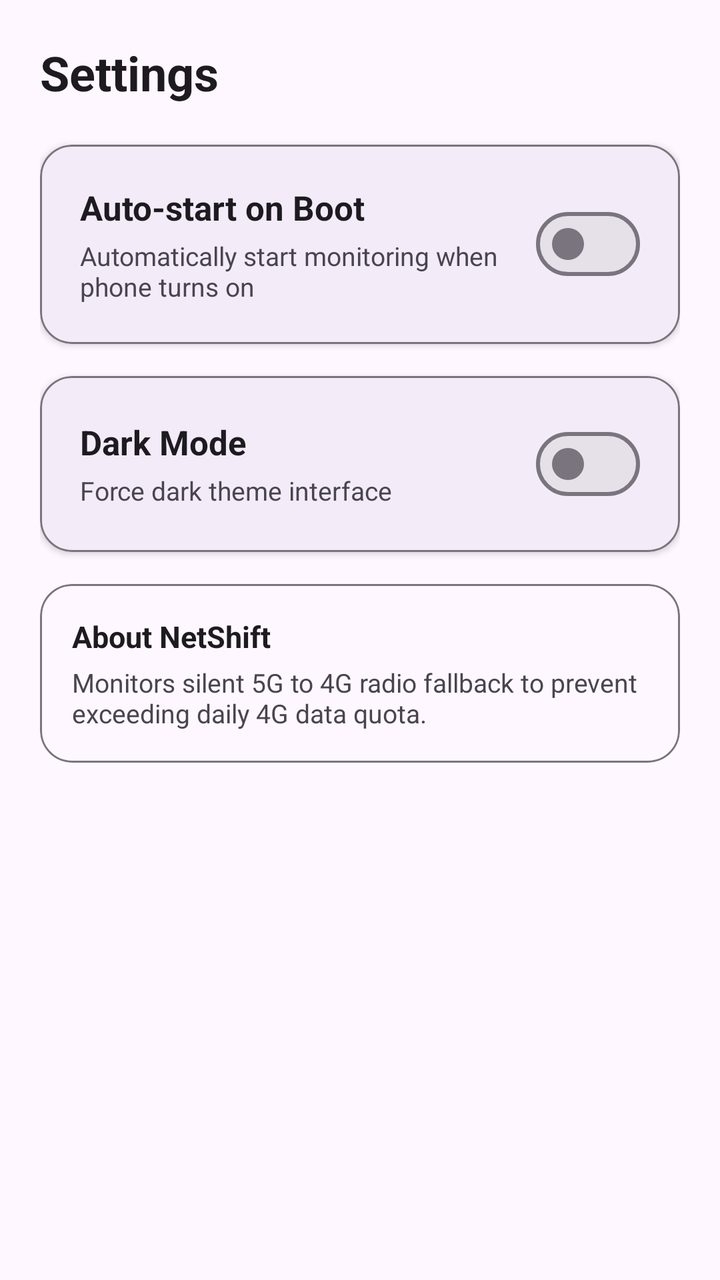
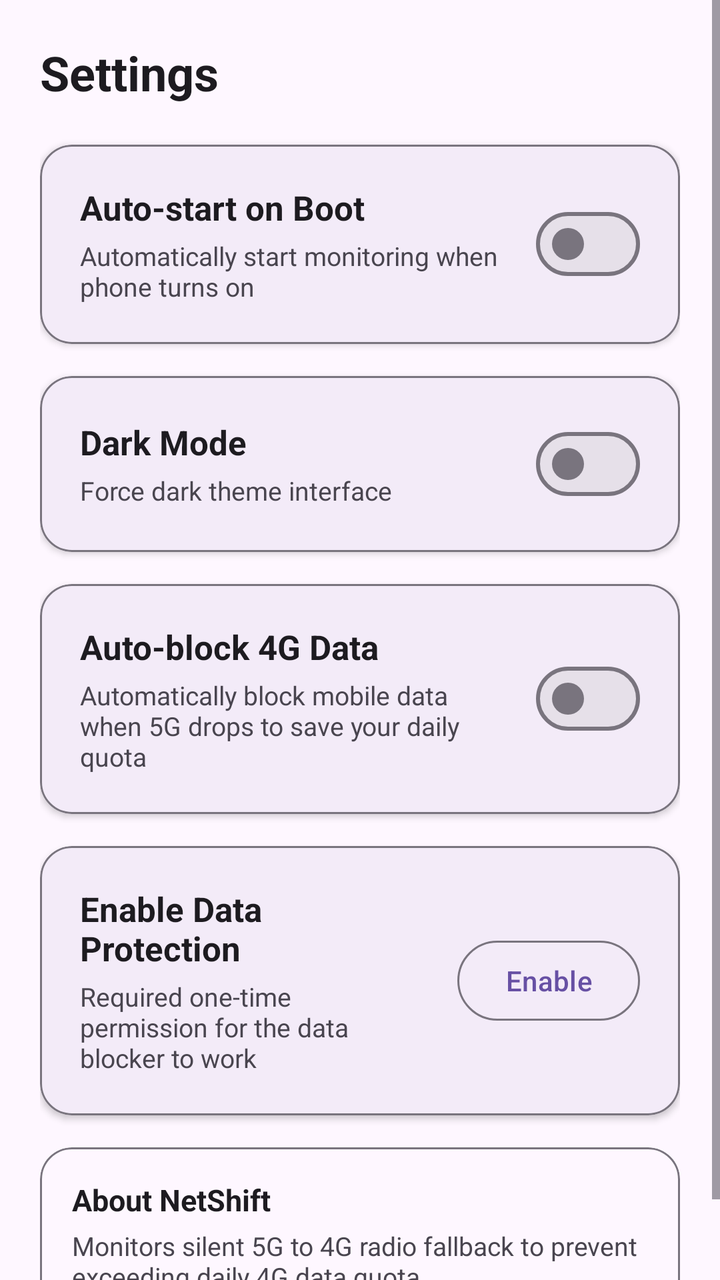

The first picture is an Android layout as it rendered before a commit; the second is the same layout after the commit. The layout source and the unified diff follow.
<!-- AndroidManifest.xml: application theme Theme.Netshift -->
<!-- res/layout/fragment_settings.xml -->
<?xml version="1.0" encoding="utf-8"?>
<ScrollView xmlns:android="http://schemas.android.com/apk/res/android"
    xmlns:app="http://schemas.android.com/apk/res-auto"
    android:layout_width="match_parent"
    android:layout_height="match_parent"
    android:fillViewport="true">

    <LinearLayout
        android:layout_width="match_parent"
        android:layout_height="wrap_content"
        android:orientation="vertical"
        android:padding="20dp">

        <TextView
            android:layout_width="wrap_content"
            android:layout_height="wrap_content"
            android:text="Settings"
            android:textSize="24sp"
            android:textStyle="bold"
            android:textColor="?android:attr/textColorPrimary"
            android:layout_marginBottom="20dp" />

        
        <com.google.android.material.card.MaterialCardView
            android:layout_width="match_parent"
            android:layout_height="wrap_content"
            android:layout_marginBottom="16dp"
            app:cardCornerRadius="16dp"
            app:cardElevation="2dp"
            app:strokeWidth="1dp"
            app:strokeColor="?attr/colorOutline">

            <LinearLayout
                android:layout_width="match_parent"
                android:layout_height="wrap_content"
                android:orientation="horizontal"
                android:gravity="center_vertical"
                android:padding="20dp">

                <LinearLayout
                    android:layout_width="0dp"
                    android:layout_height="wrap_content"
                    android:layout_weight="1"
                    android:orientation="vertical"
                    android:layout_marginEnd="16dp">

                    <TextView
                        android:layout_width="wrap_content"
                        android:layout_height="wrap_content"
                        android:text="Auto-start on Boot"
                        android:textSize="17sp"
                        android:textStyle="bold"
                        android:textColor="?android:attr/textColorPrimary" />

                    <TextView
                        android:layout_width="wrap_content"
                        android:layout_height="wrap_content"
                        android:layout_marginTop="4dp"
                        android:text="Automatically start monitoring when phone turns on"
                        android:textSize="13sp"
                        android:textColor="?android:attr/textColorSecondary" />

                </LinearLayout>

                <com.google.android.material.materialswitch.MaterialSwitch
                    android:id="@+id/switchAutoStart"
                    android:layout_width="wrap_content"
                    android:layout_height="wrap_content" />

            </LinearLayout>

        </com.google.android.material.card.MaterialCardView>

        
        <com.google.android.material.card.MaterialCardView
            android:layout_width="match_parent"
            android:layout_height="wrap_content"
            android:layout_marginBottom="16dp"
            app:cardCornerRadius="16dp"
            app:cardElevation="2dp"
            app:strokeWidth="1dp"
            app:strokeColor="?attr/colorOutline">

            <LinearLayout
                android:layout_width="match_parent"
                android:layout_height="wrap_content"
                android:orientation="horizontal"
                android:gravity="center_vertical"
                android:padding="20dp">

                <LinearLayout
                    android:layout_width="0dp"
                    android:layout_height="wrap_content"
                    android:layout_weight="1"
                    android:orientation="vertical"
                    android:layout_marginEnd="16dp">

                    <TextView
                        android:layout_width="wrap_content"
                        android:layout_height="wrap_content"
                        android:text="Dark Mode"
                        android:textSize="17sp"
                        android:textStyle="bold"
                        android:textColor="?android:attr/textColorPrimary" />

                    <TextView
                        android:layout_width="wrap_content"
                        android:layout_height="wrap_content"
                        android:layout_marginTop="4dp"
                        android:text="Force dark theme interface"
                        android:textSize="13sp"
                        android:textColor="?android:attr/textColorSecondary" />

                </LinearLayout>

                <com.google.android.material.materialswitch.MaterialSwitch
                    android:id="@+id/switchDarkMode"
                    android:layout_width="wrap_content"
                    android:layout_height="wrap_content" />

            </LinearLayout>

        </com.google.android.material.card.MaterialCardView>

        
        <com.google.android.material.card.MaterialCardView
            android:layout_width="match_parent"
            android:layout_height="wrap_content"
            app:cardCornerRadius="16dp"
            app:cardElevation="0dp"
            app:strokeWidth="1dp"
            app:strokeColor="?attr/colorOutline">

            <LinearLayout
                android:layout_width="match_parent"
                android:layout_height="wrap_content"
                android:orientation="vertical"
                android:padding="16dp">

                <TextView
                    android:layout_width="wrap_content"
                    android:layout_height="wrap_content"
                    android:text="About NetShift"
                    android:textSize="15sp"
                    android:textStyle="bold"
                    android:textColor="?android:attr/textColorPrimary" />

                <TextView
                    android:layout_width="wrap_content"
                    android:layout_height="wrap_content"
                    android:layout_marginTop="4dp"
                    android:text="Monitors silent 5G to 4G radio fallback to prevent exceeding daily 4G data quota."
                    android:textSize="13sp"
                    android:textColor="?android:attr/textColorSecondary" />

            </LinearLayout>

        </com.google.android.material.card.MaterialCardView>

    </LinearLayout>

</ScrollView>
<!-- resources referenced by this layout -->
<resources>
  <style name="Theme.Netshift" parent="Base.Theme.Netshift" />
  <style name="Base.Theme.Netshift" parent="Theme.Material3.DayNight.NoActionBar">
          
          
      </style>
</resources>

<!-- the commit's change to res/layout/fragment_settings.xml (unified diff, before → after) -->
@@ -126,6 +126,111 @@
         <com.google.android.material.card.MaterialCardView
             android:layout_width="match_parent"
             android:layout_height="wrap_content"
+            android:layout_marginBottom="16dp"
+            app:cardCornerRadius="16dp"
+            app:cardElevation="2dp"
+            app:strokeWidth="1dp"
+            app:strokeColor="?attr/colorOutline">
+
+            <LinearLayout
+                android:layout_width="match_parent"
+                android:layout_height="wrap_content"
+                android:orientation="horizontal"
+                android:gravity="center_vertical"
+                android:padding="20dp">
+
+                <LinearLayout
+                    android:layout_width="0dp"
+                    android:layout_height="wrap_content"
+                    android:layout_weight="1"
+                    android:orientation="vertical"
+                    android:layout_marginEnd="16dp">
+
+                    <TextView
+                        android:layout_width="wrap_content"
+                        android:layout_height="wrap_content"
+                        android:text="Auto-block 4G Data"
+                        android:textSize="17sp"
+                        android:textStyle="bold"
+                        android:textColor="?android:attr/textColorPrimary" />
+
+                    <TextView
+                        android:layout_width="wrap_content"
+                        android:layout_height="wrap_content"
+                        android:layout_marginTop="4dp"
+                        android:text="Automatically block mobile data when 5G drops to save your daily quota"
+                        android:textSize="13sp"
+                        android:textColor="?android:attr/textColorSecondary" />
+
+                </LinearLayout>
+
+                <com.google.android.material.materialswitch.MaterialSwitch
+                    android:id="@+id/switchAutoBlock4G"
+                    android:layout_width="wrap_content"
+                    android:layout_height="wrap_content" />
+
+            </LinearLayout>
+
+        </com.google.android.material.card.MaterialCardView>
+
+        
+        <com.google.android.material.card.MaterialCardView
+            android:layout_width="match_parent"
+            android:layout_height="wrap_content"
+            android:layout_marginBottom="16dp"
+            app:cardCornerRadius="16dp"
+            app:cardElevation="2dp"
+            app:strokeWidth="1dp"
+            app:strokeColor="?attr/colorOutline">
+
+            <LinearLayout
+                android:layout_width="match_parent"
+                android:layout_height="wrap_content"
+                android:orientation="horizontal"
+                android:gravity="center_vertical"
+                android:padding="20dp">
+
+                <LinearLayout
+                    android:layout_width="0dp"
+                    android:layout_height="wrap_content"
+                    android:layout_weight="1"
+                    android:orientation="vertical"
+                    android:layout_marginEnd="16dp">
+
+                    <TextView
+                        android:layout_width="wrap_content"
+                        android:layout_height="wrap_content"
+                        android:text="Enable Data Protection"
+                        android:textSize="17sp"
+                        android:textStyle="bold"
+                        android:textColor="?android:attr/textColorPrimary" />
+
+                    <TextView
+                        android:id="@+id/vpnStatusText"
+                        android:layout_width="wrap_content"
+                        android:layout_height="wrap_content"
+                        android:layout_marginTop="4dp"
+                        android:text="Required one-time permission for the data blocker to work"
+                        android:textSize="13sp"
+                        android:textColor="?android:attr/textColorSecondary" />
+
+                </LinearLayout>
+
+                <com.google.android.material.button.MaterialButton
+                    android:id="@+id/btnEnableVpn"
+                    style="@style/Widget.Material3.Button.OutlinedButton"
+                    android:layout_width="wrap_content"
+                    android:layout_height="wrap_content"
+                    android:text="Enable" />
+
+            </LinearLayout>
+
+        </com.google.android.material.card.MaterialCardView>
+
+        
+        <com.google.android.material.card.MaterialCardView
+            android:layout_width="match_parent"
+            android:layout_height="wrap_content"
             app:cardCornerRadius="16dp"
             app:cardElevation="0dp"
             app:strokeWidth="1dp"
